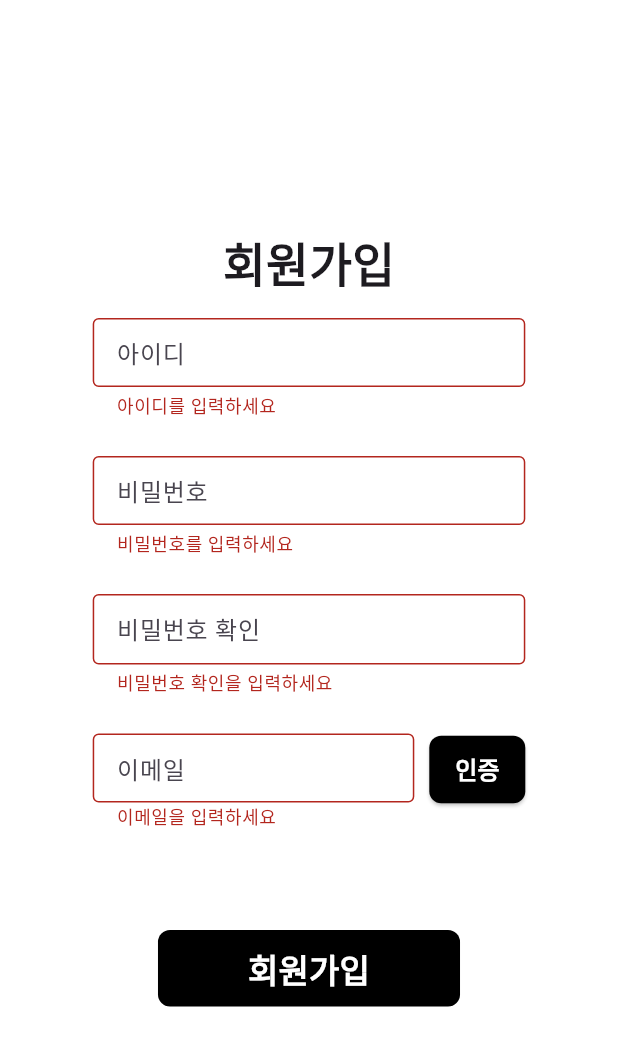
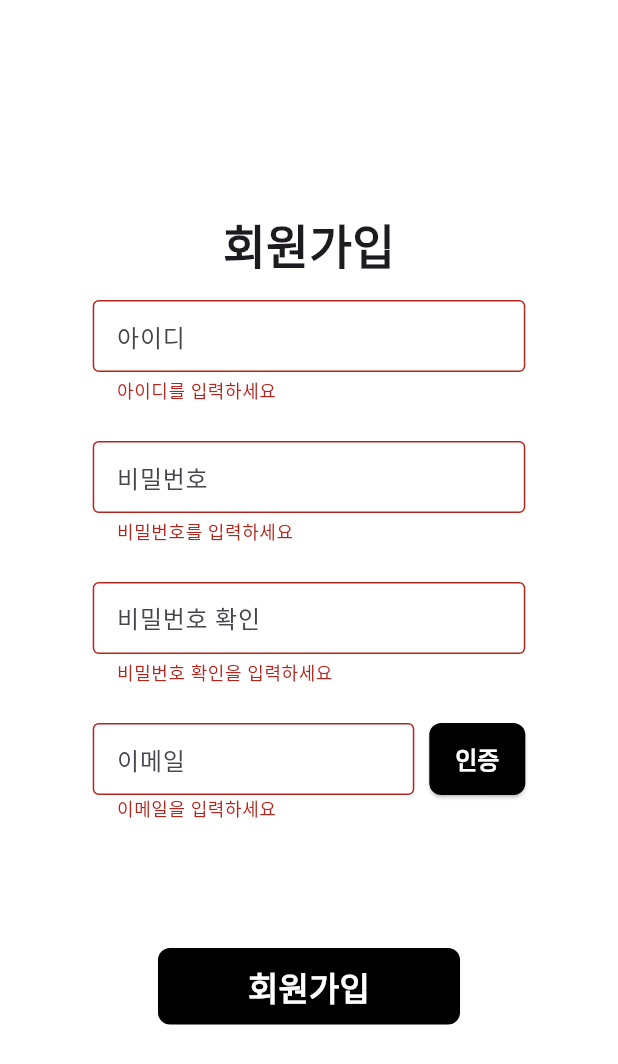
Before and after one commit to ResQ-404Found/ResQ-Frontend, a Flutter app: the SignUpPage screen opened by its route, after a tap on "회원가입", on a phone screen of 412 x 824 dp. Shown: the top 1064 px of the screen. Run offline on Flutter 3.47's test engine with Material 3 defaults, Android fonts, the phone set to English and light mode, and no system bars.

```diff
--- a/lib/pages/signup_page.dart
+++ b/lib/pages/signup_page.dart
@@ -1,5 +1,6 @@
 import 'package:flutter/material.dart';
-//상의 후 위젯 추가
+import 'package:http/http.dart' as http;
+import 'dart:convert';
 
 class SignUpPage extends StatefulWidget {
   const SignUpPage({super.key});
@@ -16,19 +17,8 @@ class SignUpPageState extends State<SignUpPage> {
   String email = '';
   String password = '';
   String confirmPassword = '';
-
-  void sendEmailVerification(String email) {
-    // 이메일 인증 연결
-    ScaffoldMessenger.of(context).showSnackBar(
-      SnackBar(
-        content: Text(
-          '인증 메일이 $email 로 전송되었습니다.',
-          style: TextStyle(fontSize: 18),
-        ),
-        duration: Duration(seconds: 2),
-      ),
-    );
-  }
+  bool emailVerified = false;
+  // 이메일 인증 상태
 
   @override
   void dispose() {
@@ -36,21 +26,81 @@ class SignUpPageState extends State<SignUpPage> {
     super.dispose();
   }
 
+  //이메일 인증 요청 함수
+  Future<void> sendEmailVerification(String email) async {
+    final url = Uri.parse(
+      'http://54.79.229.221:8000/api/request-verification-email?email=$email&provider=google',
+    );
+
+    try {
+      final response = await http.post(url);
+
+      if (!mounted) return;
+
+      if (response.statusCode == 200) {
+        ScaffoldMessenger.of(context).showSnackBar(
+          SnackBar(
+            content: Center(
+              child: Text(
+                '인증 메일이 $email 로 전송되었습니다.',
+                style: TextStyle(fontSize: 16),
+              ),
+            ),
+          ),
+        );
+        //setState(() {
+        //  emailVerified = true; // 상태 업데이트
+        //});
+      } else if (response.statusCode == 422) {
+      // Validation Error 처리
+      final responseBody = response.body;
+      String errorMessage = '입력값에 문제가 있습니다.';
+
+      try {
+        final data = jsonDecode(responseBody);
+        if (data is Map && data.containsKey('detail')) {
+          errorMessage = data['detail'].toString();
+        }
+      } catch (_) {
+        // JSON 디코딩 실패 시 기본 메시지 사용
+      }
+
+      ScaffoldMessenger.of(context).showSnackBar(
+        SnackBar(content: Text(errorMessage)),
+      );
+    } else {
+          ScaffoldMessenger.of(context).showSnackBar(
+          SnackBar(content: Text('인증 메일 전송 실패: ${response.statusCode}')),
+        );
+      }
+    } catch (e) {
+      //네트워크 에러
+      ScaffoldMessenger.of(
+        context,
+      ).showSnackBar(SnackBar(content: Text('오류 발생: $e')));
+    }
+  }
+
   @override
   Widget build(BuildContext context) {
     return Scaffold(
       backgroundColor: Colors.white,
-      body: Padding(
+      body: Center(
+        child: SingleChildScrollView(
+          child: SizedBox(
+            child: Padding(
               padding: const EdgeInsets.all(16.0),
               child: Form(
                 key: formKey,
                 child: Column(
                   mainAxisAlignment: MainAxisAlignment.center,
-            crossAxisAlignment: CrossAxisAlignment.center,
                   children: <Widget>[
                     Text(
                       "회원가입",
-                style: TextStyle(fontSize: 31, fontWeight: FontWeight.w900),
+                      style: TextStyle(
+                        fontSize: 31,
+                        fontWeight: FontWeight.w900,
+                      ),
                     ),
                     SizedBox(height: 15),
                     SizedBox(
@@ -58,22 +108,18 @@ class SignUpPageState extends State<SignUpPage> {
                       child: TextFormField(
                         decoration: InputDecoration(
                           hintText: '아이디',
+                          border: OutlineInputBorder(),
                           contentPadding: EdgeInsets.symmetric(
                             horizontal: 12,
                             vertical: 11,
                           ),
-                    isDense: true,
-                    border: OutlineInputBorder(),
                         ),
-                  validator: (value) {
-                    if (value == null || value.isEmpty) {
-                      return '아이디를 입력하세요';
-                    }
-                    return null;
-                  },
-                  onSaved: (value) {
-                    username = value!;
-                  },
+                        validator:
+                            (value) =>
+                                (value == null || value.isEmpty)
+                                    ? '아이디를 입력하세요'
+                                    : null,
+                        onSaved: (value) => username = value!,
                       ),
                     ),
                     SizedBox(height: 25),
@@ -83,22 +129,18 @@ class SignUpPageState extends State<SignUpPage> {
                         obscureText: true,
                         decoration: InputDecoration(
                           hintText: '비밀번호',
+                          border: OutlineInputBorder(),
                           contentPadding: EdgeInsets.symmetric(
                             horizontal: 12,
                             vertical: 11,
                           ),
-                    isDense: true,
-                    border: OutlineInputBorder(),
                         ),
-                  validator: (value) {
-                    if (value == null || value.isEmpty) {
-                      return '비밀번호를 입력하세요';
-                    }
-                    return null;
-                  },
-                  onSaved: (value) {
-                    password = value!;
-                  },
+                        validator:
+                            (value) =>
+                                (value == null || value.isEmpty)
+                                    ? '비밀번호를 입력하세요'
+                                    : null,
+                        onSaved: (value) => password = value!,
                       ),
                     ),
                     SizedBox(height: 25),
@@ -108,12 +150,11 @@ class SignUpPageState extends State<SignUpPage> {
                         obscureText: true,
                         decoration: InputDecoration(
                           hintText: '비밀번호 확인',
+                          border: OutlineInputBorder(),
                           contentPadding: EdgeInsets.symmetric(
                             horizontal: 12,
                             vertical: 11,
                           ),
-                    isDense: true,
-                    border: OutlineInputBorder(),
                         ),
                         validator: (value) {
                           if (value == null || value.isEmpty) {
@@ -124,9 +165,7 @@ class SignUpPageState extends State<SignUpPage> {
                           }
                           return null;
                         },
-                  onSaved: (value) {
-                    confirmPassword = value!;
-                  },
+                        onSaved: (value) => confirmPassword = value!,
                       ),
                     ),
                     SizedBox(height: 25),
@@ -136,21 +175,20 @@ class SignUpPageState extends State<SignUpPage> {
                         crossAxisAlignment: CrossAxisAlignment.start,
                         children: [
                           Expanded(
-                      child: Column(
-                        crossAxisAlignment: CrossAxisAlignment.start,
-                        children: [
-                          TextFormField(
+                            flex: 3,
+                            child: SizedBox(
+                              height: 80,
+                              child: TextFormField(
                                 controller: emailController,
                                 decoration: InputDecoration(
                                   hintText: '이메일',
+                                  border: OutlineInputBorder(),
                                   contentPadding: EdgeInsets.symmetric(
                                     horizontal: 12,
                                     vertical: 11,
                                   ),
-                              isDense: true,
-                              border: OutlineInputBorder(),
                                   errorStyle: TextStyle(height: 0.8),
-                              helperText: ' ',
+                                  helperText: null,
                                 ),
                                 validator: (value) {
                                   if (value == null || value.isEmpty) {
@@ -161,34 +199,27 @@ class SignUpPageState extends State<SignUpPage> {
                                   }
                                   return null;
                                 },
-                            onSaved: (value) {
-                              email = value!;
-                            },
+                                onSaved: (value) => email = value!,
                               ),
-                        ],
                             ),
                           ),
                           SizedBox(width: 10),
-                    Padding(
-                      padding: const EdgeInsets.only(top: 0),
+                          SizedBox(
+                            height: 48,
                             child: ElevatedButton(
                               onPressed: () {
-                          final enteredEmail = emailController.text.trim();
+                                final enteredEmail =
+                                    emailController.text.trim();
                                 if (enteredEmail.isEmpty ||
                                     !enteredEmail.contains('@')) {
                                   ScaffoldMessenger.of(context).showSnackBar(
-                              SnackBar(
-                                content: Text(
-                                  '올바른 이메일을 입력하세요',
-                                  style: TextStyle(fontSize: 18),
-                                ),
-                              ),
+                                    SnackBar(content: Text('올바른 이메일을 입력하세요')),
                                   );
                                   return;
                                 }
                                 sendEmailVerification(enteredEmail);
                               },
-                        style: TextButton.styleFrom(
+                              style: ElevatedButton.styleFrom(
                                 backgroundColor: Colors.black,
                                 padding: EdgeInsets.symmetric(
                                   horizontal: 12,
@@ -212,17 +243,25 @@ class SignUpPageState extends State<SignUpPage> {
                       ),
                     ),
                     SizedBox(height: 70),
-              Center(
-                child: TextButton(
+                    TextButton(
                       onPressed: () {
                         if (formKey.currentState!.validate()) {
+                          if (!emailVerified) {
+                            ScaffoldMessenger.of(context).showSnackBar(
+                              SnackBar(content: Text('이메일 인증을 완료해주세요')),
+                            );
+                            return;
+                          }
                           formKey.currentState!.save();
-                      //회원가입 백엔드 연동
+                          // TODO: 이후 signup API 연동 구현
                         }
                       },
                       style: TextButton.styleFrom(
                         backgroundColor: Colors.black,
-                    padding: EdgeInsets.symmetric(horizontal: 60, vertical: 10),
+                        padding: EdgeInsets.symmetric(
+                          horizontal: 60,
+                          vertical: 10,
+                        ),
                         shape: RoundedRectangleBorder(
                           borderRadius: BorderRadius.circular(8),
                         ),
@@ -236,8 +275,10 @@ class SignUpPageState extends State<SignUpPage> {
                         ),
                       ),
                     ),
+                  ],
                 ),
-            ],
+              ),
+            ),
           ),
         ),
       ),
```
Lines whose indentation alone changed are shown as unchanged.
